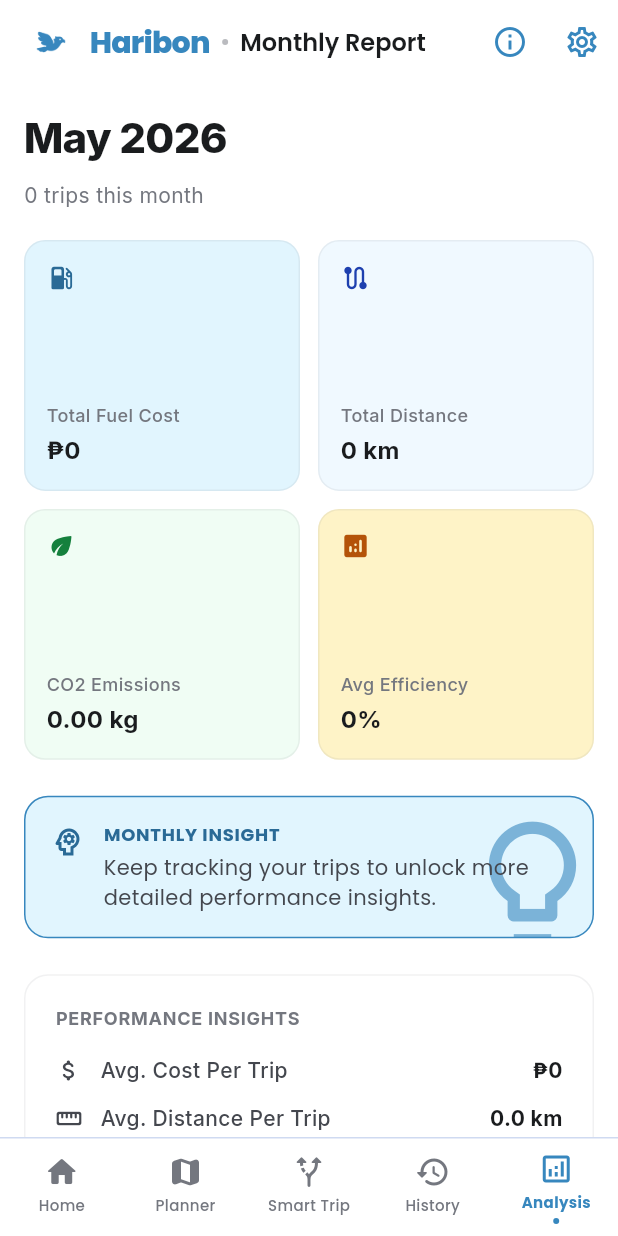
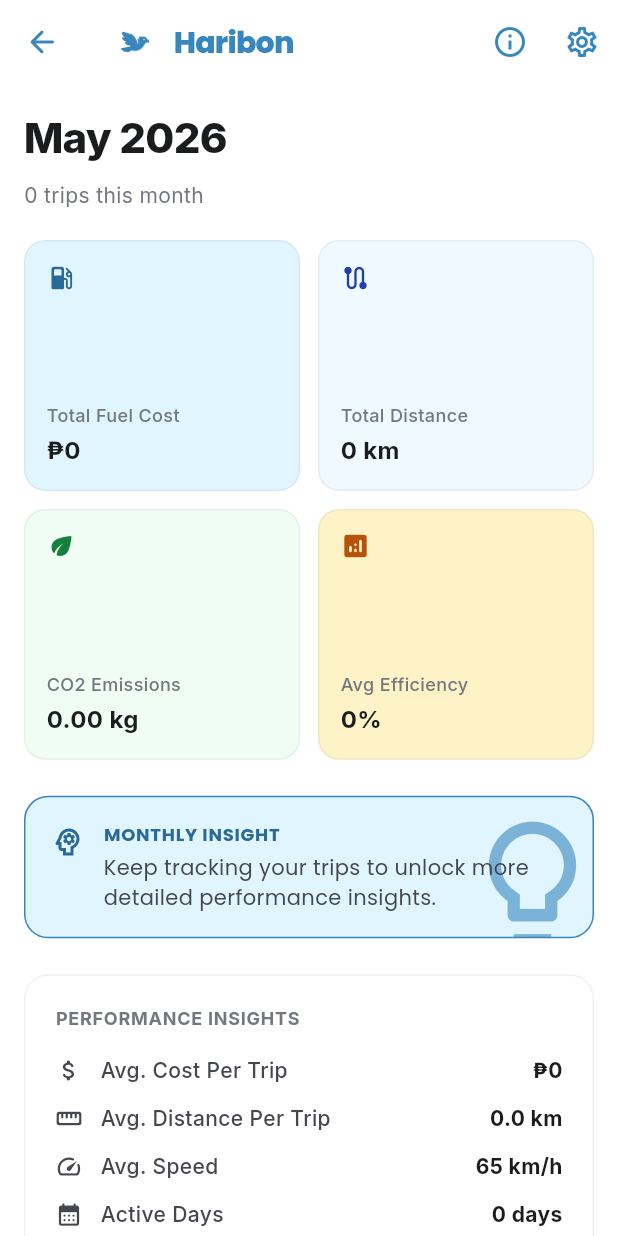
Before and after one commit to Devkada-A-a-r-rons/Haribon, a Flutter app: the MonthlyReportScreen screen opened directly, on a phone screen of 412 x 824 dp. Run offline on Flutter 3.47's test engine with Material 3 defaults, Android fonts, the phone set to English and light mode, and no system bars; our stand-ins replace device_preview, flutter_dotenv, flutter_map, flutter_markdown, google_fonts, google_generative_ai and 4 more; missing offline and left inert: llama_cpp_dart; accounts and stored records are empty; network calls fail.

Commit message:
fix: minor bug fixes and changes for better user experience.
Add showBackButton to CommonAppBar with conditional back-arrow handling via Navigator.canPop().

Disable back buttons on top-level screens:

Fuel & Emissions

History

Home

Smart Trip Planner

Vehicle Intelligence

Add explicit back button to full_route_map_screen.

Improve onboarding numeric input:

TextInputAction.done

Allow up to 2 decimal places

Update UI labels:

“Trip Summary” → “Trip Details”

“SEE TRIP TIMELINE” → “TRIP TIMELINE”

“VIEW TRIP SUMMARY” → “TRIP DETAILS”

Adjust “Monthly Report” button text

Remove bottom navigation from monthly_report_screen and simplify its app bar.

Standardize navigation behavior and apply minor UX improvements.

```diff
--- a/lib/features/common/widgets/app_bar.dart
+++ b/lib/features/common/widgets/app_bar.dart
@@ -10,6 +10,7 @@ class CommonAppBar extends StatelessWidget implements PreferredSizeWidget {
   final bool centerTitle;
   final bool showSettings;
   final bool showInfo;
+  final bool showBackButton;
 
   const CommonAppBar({
     super.key,
@@ -19,16 +20,26 @@ class CommonAppBar extends StatelessWidget implements PreferredSizeWidget {
     this.centerTitle = false,
     this.showSettings = true,
     this.showInfo = true,
+    this.showBackButton = true,
   });
 
   @override
   Widget build(BuildContext context) {
+    final canPop = Navigator.of(context).canPop();
+    final effectiveLeading = leading ??
+        ((showBackButton && canPop)
+            ? IconButton(
+                icon: const Icon(Icons.arrow_back_rounded, color: AppColors.primaryMain),
+                onPressed: () => Navigator.of(context).maybePop(),
+              )
+            : null);
+
     return AppBar(
       backgroundColor: AppColors.surfaceMain,
       elevation: 0,
       centerTitle: centerTitle,
       automaticallyImplyLeading: false,
-      leading: leading,
+      leading: effectiveLeading,
       title: Row(
         mainAxisSize: MainAxisSize.min,
         children: [
--- a/lib/features/fuel-and-emissions/fuel-and-emissions.dart
+++ b/lib/features/fuel-and-emissions/fuel-and-emissions.dart
@@ -408,7 +408,7 @@ class _FuelAndEmissionsScreenState extends State<FuelAndEmissionsScreen> {
   Widget build(BuildContext context) {
     return Scaffold(
       backgroundColor: AppColors.surfaceMain,
-      appBar: CommonAppBar(),
+      appBar: CommonAppBar(showBackButton: false),
       body: _isLoading
           ? const Center(child: CircularProgressIndicator())
           : RefreshIndicator(
--- a/lib/features/history/history_screen.dart
+++ b/lib/features/history/history_screen.dart
@@ -111,7 +111,7 @@ class _HistoryScreenState extends State<HistoryScreen> {
   Widget build(BuildContext context) {
     return Scaffold(
       backgroundColor: AppColors.surfaceMain,
-      appBar: const CommonAppBar(),
+      appBar: const CommonAppBar(showBackButton: false),
       body: RefreshIndicator(
         onRefresh: _fetchHistory,
         child: SingleChildScrollView(
--- a/lib/features/home/home_screen.dart
+++ b/lib/features/home/home_screen.dart
@@ -329,7 +329,7 @@ class _HomeScreenState extends State<HomeScreen> {
   Widget build(BuildContext context) {
     return Scaffold(
       backgroundColor: AppColors.surfaceMain,
-      appBar: const CommonAppBar(),
+      appBar: const CommonAppBar(showBackButton: false),
       body: SingleChildScrollView(
         physics: const BouncingScrollPhysics(),
         child: Padding(
--- a/lib/features/monthly-report/monthly_report_screen.dart
+++ b/lib/features/monthly-report/monthly_report_screen.dart
@@ -204,7 +204,7 @@ class _MonthlyReportScreenState extends State<MonthlyReportScreen> {
   Widget build(BuildContext context) {
     if (_isLoading) {
       return Scaffold(
-        appBar: const CommonAppBar(title: 'Monthly Report'),
+        appBar: const CommonAppBar(),
         body: const Center(
           child: CircularProgressIndicator(color: AppColors.primaryMain),
         ),
@@ -213,7 +213,7 @@ class _MonthlyReportScreenState extends State<MonthlyReportScreen> {
 
     if (_errorMessage != null) {
       return Scaffold(
-        appBar: const CommonAppBar(title: 'Monthly Report'),
+        appBar: const CommonAppBar(),
         body: Center(
           child: Column(
             mainAxisAlignment: MainAxisAlignment.center,
@@ -233,7 +233,7 @@ class _MonthlyReportScreenState extends State<MonthlyReportScreen> {
     }
 
     return Scaffold(
-      appBar: const CommonAppBar(title: 'Monthly Report'),
+      appBar: const CommonAppBar(),
       body: SafeArea(
         bottom: false,
         child: CustomScrollView(
@@ -280,10 +280,6 @@ class _MonthlyReportScreenState extends State<MonthlyReportScreen> {
           ],
         ),
       ),
-      bottomNavigationBar: CommonNavBar(
-        activeIndex: _currentNavIndex,
-        onTabSelected: _handleNavChange,
-      ),
     );
   }
 }
--- a/lib/features/onboarding/widgets/step_2_planning.dart
+++ b/lib/features/onboarding/widgets/step_2_planning.dart
@@ -61,7 +61,7 @@ class _Step2PlanningState extends State<Step2Planning> {
                   ),
                   SelectionCard(
                     icon: Icons.explore_outlined,
-                    title: 'I decide along the way',
+                    title: 'Haribon decides along the way',
                     subtitle:
                         'Pure discovery. Let the Haribon AI find hidden gems live.',
                     isSelected: _selectedOption == 'I decide along the way',
--- a/lib/features/smart-trip-planner/smart-trip-planner.dart
+++ b/lib/features/smart-trip-planner/smart-trip-planner.dart
@@ -466,7 +466,7 @@ class _SmartTripPlannerState extends State<SmartTripPlanner> {
 
     return Scaffold(
       backgroundColor: AppColors.surfaceMain,
-      appBar: CommonAppBar(),
+      appBar: const CommonAppBar(showBackButton: false),
       body: RefreshIndicator(
         onRefresh: _loadData,
         child: SingleChildScrollView(
--- a/lib/features/summary/full_route_map_screen.dart
+++ b/lib/features/summary/full_route_map_screen.dart
@@ -308,6 +308,10 @@ class _FullRouteMapScreenState extends State<FullRouteMapScreen>
       elevation: 0,
       centerTitle: true,
       automaticallyImplyLeading: false,
+      leading: IconButton(
+        icon: const Icon(Icons.arrow_back_rounded, color: AppColors.primaryMain),
+        onPressed: () => Navigator.of(context).maybePop(),
+      ),
       title: Text(
         '${widget.originName} → ${widget.destinationName}',
         style: GoogleFonts.poppins(
--- a/lib/features/summary/trip_summary_screen.dart
+++ b/lib/features/summary/trip_summary_screen.dart
@@ -115,7 +115,7 @@ class TripSummaryScreen extends StatelessWidget {
               sliver: SliverList(
                 delegate: SliverChildListDelegate([
                        Text(
-                  'Trip Summary',
+                  'Trip Details',
                   style: textTheme.headlineMedium?.copyWith(
                     color: Colors.black,
                     fontWeight: FontWeight.w900,
@@ -161,7 +161,7 @@ class TripSummaryScreen extends StatelessWidget {
                       onPressed: onSeeTimeline,
                       icon: const Icon(Icons.timeline_rounded, size: 18),
                       label: Text(
-                        'SEE TRIP TIMELINE',
+                        'TRIP TIMELINE',
                         style: GoogleFonts.poppins(
                           fontSize: 14,
                           fontWeight: FontWeight.w700,
@@ -240,7 +240,7 @@ class _CtaFooter extends StatelessWidget {
             },
             icon: const Icon(Icons.bar_chart_rounded, size: 18),
             label: Text(
-              'View Monthly Report',
+              'Monthly Report',
               style: GoogleFonts.poppins(fontSize: 15, fontWeight: FontWeight.w600),
             ),
             style: OutlinedButton.styleFrom(
--- a/lib/features/vehicle-intelligence/vehicle_intelligence_screen.dart
+++ b/lib/features/vehicle-intelligence/vehicle_intelligence_screen.dart
@@ -374,7 +374,7 @@ class _VehicleIntelligenceScreenState extends State<VehicleIntelligenceScreen>
 
     return Scaffold(
       backgroundColor: AppColors.surfaceMain,
-      appBar: const CommonAppBar(),
+      appBar: const CommonAppBar(showBackButton: false),
       body: SafeArea(
         child: Column(
           children: [
@@ -857,7 +857,7 @@ class _VehicleIntelligenceScreenState extends State<VehicleIntelligenceScreen>
                         },
               icon: const Icon(Icons.flag_rounded, size: 18),
               label: Text(
-                'VIEW TRIP SUMMARY',
+                'TRIP DETAILS',
                 style: GoogleFonts.poppins(
                   fontSize: 14,
                   fontWeight: FontWeight.w700,
```
Also changed, not shown: lib/features/onboarding/widgets/step_1_welcome.dart (+7 -0 lines).
